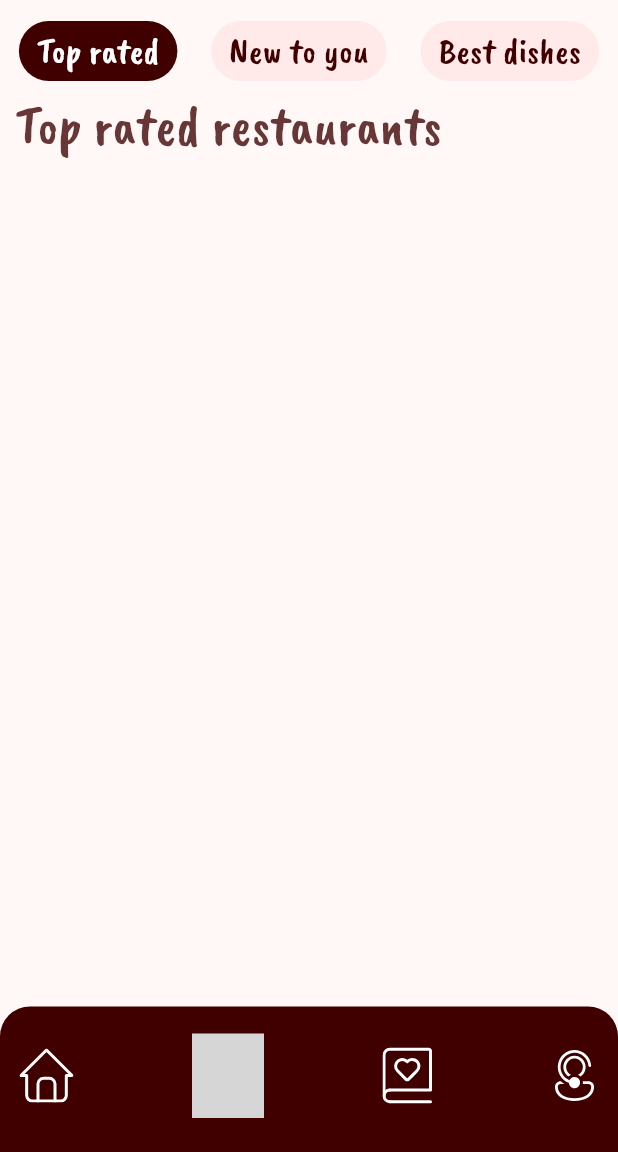
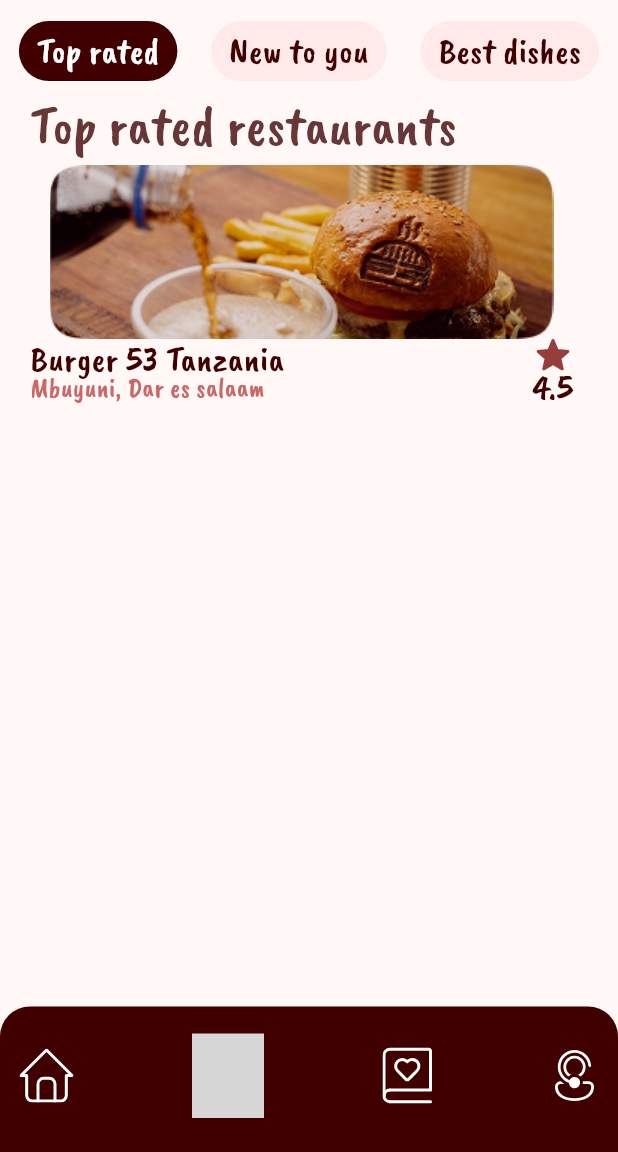
Before and after one commit to august1n3/tzine_mobile_app, a Flutter app: the screen it shows after launch, on a phone screen of 412 x 824 dp, the part 84-1236 px from its top. Run offline on Flutter 3.47's test engine with Material 3 defaults, Android fonts, the phone set to English and light mode, and no system bars; our stand-ins replace flutter_svg; grey boxes are pictures that could not be loaded.

Commit message:
refactor and add new componets

```diff
--- /dev/null
+++ b/lib/components/navigation/navigation_bar.dart
@@ -0,0 +1,65 @@
+import 'package:flutter/material.dart';
+import 'package:flutter_svg/svg.dart';
+
+class CustomNavigationBar extends StatefulWidget {
+  const CustomNavigationBar({super.key});
+
+  @override
+  State<CustomNavigationBar> createState() => _CustomNavigationBarState();
+}
+
+class _CustomNavigationBarState extends State<CustomNavigationBar> {
+  int _counter = 1;
+
+  void _incrementCounter() {
+    setState(() {
+      _counter++;
+    });
+  }
+
+  @override
+  Widget build(BuildContext context) {
+    return Container(
+      padding: EdgeInsets.only(top: 10, bottom: 15, left: 5, right: 5),
+      decoration: BoxDecoration(
+        color: Color.fromARGB(255, 65, 0, 0),
+        borderRadius: BorderRadius.only(
+          topLeft: Radius.circular(20),
+          topRight: Radius.circular(20),
+        ),
+      ),
+      child: Row(
+        mainAxisAlignment: MainAxisAlignment.spaceBetween,
+        children: [
+          IconButton(
+            iconSize: 50,
+            color: Color.fromARGB(255, 255, 255, 255),
+            onPressed: _incrementCounter,
+            tooltip: 'Increment',
+            icon: SvgPicture.asset("assets/icons/navs/Home.svg"),
+          ),
+          IconButton(
+            iconSize: 40,
+            color: Color.fromARGB(255, 255, 255, 255),
+            onPressed: _incrementCounter,
+            tooltip: 'Increment',
+            icon: SvgPicture.asset("assets/icons/navs/search.svg"),
+          ),
+          IconButton(
+            color: Color.fromARGB(255, 255, 255, 255),
+            onPressed: _incrementCounter,
+            tooltip: 'Increment',
+            icon: SvgPicture.asset("assets/icons/navs/Favourites.svg"),
+          ),
+          IconButton(
+            iconSize: 40,
+            color: Color.fromARGB(255, 255, 255, 255),
+            onPressed: _incrementCounter,
+            tooltip: 'Increment',
+            icon: SvgPicture.asset("assets/icons/navs/support.svg"),
+          ),
+        ],
+      ),
+    );
+  }
+}
--- a/lib/main.dart
+++ b/lib/main.dart
@@ -1,5 +1,5 @@
 import 'package:flutter/material.dart';
-import 'package:flutter_svg/svg.dart';
+import 'package:tzine/pages/home.dart';
 
 void main() {
   runApp(const MyApp());
@@ -16,172 +16,7 @@ class MyApp extends StatelessWidget {
           seedColor: Color.fromARGB(255, 65, 0, 0),
         ),
       ),
-      home: const MyHomePage(),
+      home: const HomeScreen(),
     );
   }
 }
-class MyHomePage extends StatefulWidget {
-  const MyHomePage({super.key});
-
-  // This widget is the home page of your application. It is stateful, meaning
-
-  @override
-  State<MyHomePage> createState() => _MyHomePageState();
-}
-
-class _MyHomePageState extends State<MyHomePage> {
-  // ignore: unused_field
-  int _counter = 1;
-
-  void _incrementCounter() {
-    setState(() {
-      _counter++;
-    });
-  }
-
-  @override
-  Widget build(BuildContext context) {
-
-    return Scaffold(
-      appBar: AppBar(
-        flexibleSpace: Row(
-          mainAxisSize: MainAxisSize.max,
-          mainAxisAlignment: MainAxisAlignment.spaceBetween,
-          spacing: 2,
-          children: [
-            Text(
-              ' Good\n Afternoon',
-              style: TextStyle(
-                height: 0.9,
-                fontSize: 42,
-                fontFamily: 'Caveat',
-                color: Color.fromARGB(255, 65, 0, 0),
-              ),
-            ),
-            SvgPicture.asset("assets/icons/logo-light.svg"),
-          ],
-        ),
-      ),
-      body: Center(
-        child: Column(
-          crossAxisAlignment:  CrossAxisAlignment.start,
-          mainAxisAlignment: MainAxisAlignment.start,
-          children: <Widget>[
-            SizedBox(height: 10),
-            Row(
-              mainAxisAlignment: MainAxisAlignment.spaceEvenly,
-              spacing: 10,
-              children: [
-                TextButton(
-                  onPressed: null,
-                  style: ButtonStyle(
-
-                    backgroundColor: WidgetStateProperty.all<Color>(Color.fromARGB(255, 65, 0, 0)),
-                  ),
-                  child: Text(
-                    "Top rated",
-                      style: TextStyle(
-                      height: 0.9,
-                      fontSize: 24,
-                      fontFamily: 'Caveat',
-                      color: Color.fromARGB(255, 255, 255, 255),
-                    ),
-                    )),
-                TextButton(
-                  onPressed: null,
-                  style: ButtonStyle(
-
-                    backgroundColor: WidgetStateProperty.all<Color>(Color.fromARGB(255, 255, 233, 233)),
-                  ),
-                  child: Text(
-                    "New to you",
-                      style: TextStyle(
-                      height: 0.9,
-                      fontSize: 24,
-                      fontFamily: 'Caveat',
-                      color: Color.fromARGB(255, 65, 0, 0),
-                    ),
-                    )),
-                TextButton(
-                  onPressed: null,
-                  style: ButtonStyle(
-
-                    backgroundColor: WidgetStateProperty.all<Color>(Color.fromARGB(255, 255, 233, 233)),
-                  ),
-                  child: Text(
-                    "Best dishes",
-                      style: TextStyle(
-                      height: 0.9,
-                      fontSize: 24,
-                      fontFamily: 'Caveat',
-                      color: Color.fromARGB(255, 65, 0, 0),
-                    ),
-                    ))
-
-              ]
-            ),
-            Column(
-              children: [
-                Container(
-                  margin: EdgeInsets.fromLTRB(10, 10, 0, 0),
-                  child: Text(
-                    'Top rated restaurants',
-                    style: TextStyle(
-                      height: 0.9,
-                      fontSize: 36,
-                      fontFamily: 'Caveat',
-                      color: Color.fromARGB(255, 103, 54, 54),
-                    ),
-                  ),
-                ),
-              ],
-            ),
-          ],
-        ),
-      ),
-      bottomNavigationBar: Container(
-        padding: EdgeInsets.only(top: 10,bottom: 15, left: 5, right: 5),
-        decoration: BoxDecoration(
-          color: Color.fromARGB(255, 65, 0, 0),
-          borderRadius: BorderRadius.only(
-            topLeft: Radius.circular(20),
-            topRight: Radius.circular(20),
-          ),
-        ),
-        child: Row(
-          mainAxisAlignment: MainAxisAlignment.spaceBetween,
-          children: [
-            IconButton(
-              iconSize: 50,
-              color: Color.fromARGB(255, 255, 255, 255),
-              onPressed: _incrementCounter,
-              tooltip: 'Increment',
-              icon: SvgPicture.asset("assets/icons/navs/Home.svg"),
-            ),
-            IconButton(
-              iconSize: 40,
-              color: Color.fromARGB(255, 255, 255, 255),
-              onPressed: _incrementCounter,
-              tooltip: 'Increment',
-              icon: SvgPicture.asset("assets/icons/navs/search.svg")
-            ),
-            IconButton(
-              color: Color.fromARGB(255, 255, 255, 255),
-              onPressed: _incrementCounter,
-              tooltip: 'Increment',
-              icon: SvgPicture.asset("assets/icons/navs/Favourites.svg"),
-            ),
-            IconButton(
-              iconSize: 40,
-              color: Color.fromARGB(255, 255, 255, 255),
-              onPressed: _incrementCounter,
-              tooltip: 'Increment',
-              icon: SvgPicture.asset("assets/icons/navs/support.svg"),
-            ),
-
-          ],
-        ),
-      ), // This trailing comma makes auto-formatting nicer for build methods.
-    );
-  }
-}
--- /dev/null
+++ b/lib/pages/home.dart
@@ -0,0 +1,173 @@
+import 'package:flutter/material.dart';
+import 'package:flutter_svg/svg.dart';
+import 'package:tzine/components/navigation/navigation_bar.dart';
+class HomeScreen extends StatefulWidget {
+  const HomeScreen({super.key});
+
+  @override
+  State<HomeScreen> createState() => _HomeScreenState();
+}
+
+class _HomeScreenState extends State<HomeScreen> {
+  int _counter = 1;
+
+  void _incrementCounter() {
+    setState(() {
+      _counter++;
+    });
+  }
+
+  @override
+  Widget build(BuildContext context) {
+
+    return Scaffold(
+      appBar: AppBar(
+        flexibleSpace: Row(
+          mainAxisSize: MainAxisSize.max,
+          mainAxisAlignment: MainAxisAlignment.spaceBetween,
+          spacing: 2,
+          children: [
+            Text(
+              ' Good\n Afternoon',
+              style: TextStyle(
+                height: 0.9,
+                fontSize: 42,
+                fontFamily: 'Caveat',
+                color: Color.fromARGB(255, 65, 0, 0),
+              ),
+            ),
+            SvgPicture.asset("assets/icons/logo-light.svg"),
+          ],
+        ),
+      ),
+      body: Center(
+        child: Column(
+          mainAxisAlignment: MainAxisAlignment.start,
+          crossAxisAlignment: CrossAxisAlignment.start,
+          children: <Widget>[
+            SizedBox(height: 10),
+            Row(
+              mainAxisAlignment: MainAxisAlignment.spaceEvenly,
+              spacing: 10,
+              children: [
+                TextButton(
+                  onPressed: null,
+                  style: ButtonStyle(
+
+                    backgroundColor: WidgetStateProperty.all<Color>(Color.fromARGB(255, 65, 0, 0)),
+                  ),
+                  child: Text(
+                    "Top rated",
+                      style: TextStyle(
+                      height: 0.9,
+                      fontSize: 24,
+                      fontFamily: 'Caveat',
+                      color: Color.fromARGB(255, 255, 255, 255),
+                    ),
+                    )),
+                TextButton(
+                  onPressed: null,
+                  style: ButtonStyle(
+
+                    backgroundColor: WidgetStateProperty.all<Color>(Color.fromARGB(255, 255, 233, 233)),
+                  ),
+                  child: Text(
+                    "New to you",
+                      style: TextStyle(
+                      height: 0.9,
+                      fontSize: 24,
+                      fontFamily: 'Caveat',
+                      color: Color.fromARGB(255, 65, 0, 0),
+                    ),
+                    )),
+                TextButton(
+                  onPressed: null,
+                  style: ButtonStyle(
+
+                    backgroundColor: WidgetStateProperty.all<Color>(Color.fromARGB(255, 255, 233, 233)),
+                  ),
+                  child: Text(
+                    "Best dishes",
+                      style: TextStyle(
+                      height: 0.9,
+                      fontSize: 24,
+                      fontFamily: 'Caveat',
+                      color: Color.fromARGB(255, 65, 0, 0),
+                    ),
+                    ))
+
+              ]
+            ),
+            Column(
+              crossAxisAlignment: CrossAxisAlignment.start,
+              children: [
+                Container(
+                  margin: EdgeInsets.fromLTRB(20, 10, 0, 0),
+                  child: Text(
+                    'Top rated restaurants',
+                    style: TextStyle(
+                      height: 0.9,
+                      fontSize: 36,
+                      fontFamily: 'Caveat',
+                      color: Color.fromARGB(255, 103, 54, 54),
+                    ),
+                  ),
+                ),
+                SizedBox(height: 10),
+                Container(
+                  margin: EdgeInsets.fromLTRB(20, 0, 30, 0),
+                  child: Column(
+                    crossAxisAlignment: CrossAxisAlignment.center,
+                    children: [
+                      Image.asset("assets/images/cover.png"),
+                      Row(
+                        mainAxisAlignment: MainAxisAlignment.spaceBetween,
+                        crossAxisAlignment: CrossAxisAlignment.center,
+                        children: [
+                          Column(
+                            crossAxisAlignment: CrossAxisAlignment.start,
+                            children: [
+                              Text("Burger 53 Tanzania",
+                              style: TextStyle(
+                                height: 0.9,
+                                fontSize: 24,
+                                fontFamily: 'Caveat',
+                                color: Color.fromARGB(255, 65, 0, 0),
+                              ),),
+                              Text("Mbuyuni, Dar es salaam",
+                              style: TextStyle(
+                                height: 0.9,
+                                fontSize: 18,
+                                fontFamily: 'Caveat',
+                                color: Color.fromARGB(255, 202, 103, 103),
+                              ),)
+                            ],
+                          ),
+                          Column(
+                            children: [
+                              SvgPicture.asset("assets/icons/star.svg"),
+                              Text("4.5",
+                              style: TextStyle(
+                                height: 0.9,
+                                fontSize: 24,
+                                fontFamily: 'Caveat',
+                                color: Color.fromARGB(255, 65, 0, 0),
+                              ),)
+                            ],
+                          )
+                        ],
+                      )
+
+                    ],
+                  ),
+                )
+              ],
+            ),
+
+          ],
+        ),
+      ),
+      bottomNavigationBar: CustomNavigationBar() // This trailing comma makes auto-formatting nicer for build methods.
+    );
+  }
+}
--- a/pubspec.yaml
+++ b/pubspec.yaml
@@ -1,4 +1,4 @@
-name: myapp
+name: tzine
 description: "A new Flutter project."
 # The following line prevents the package from being accidentally published to
 # pub.dev using `flutter pub publish`. This is preferred for private packages.
@@ -60,10 +60,13 @@ flutter:
   # To add assets to your application, add an assets section, like this:
   assets:
      - assets/icons/logo-light.svg
+     - assets/icons/star.svg
      - assets/icons/navs/Favourites.svg
      - assets/icons/navs/Home.svg
      - assets/icons/navs//search.svg
      - assets/icons/navs/support.svg
+     - assets/images/cover.png
+     - assets/images/icon.png
 
   # An image asset can refer to one or more resolution-specific "variants", see
   # https://flutter.dev/to/resolution-aware-images
```
Also changed, not shown: assets/icons/star.svg (added), assets/images/cover.png (added), assets/images/icon.png (added), lib/models/menu.dart (added), lib/models/restaurant.dart (added), lib/models/user.dart (added), lib/pages/browse.dart (added), lib/pages/favorites.dart (added), lib/pages/menu.dart (added), lib/pages/restaurant.dart (added), lib/pages/support.dart (added), 1 other file.
